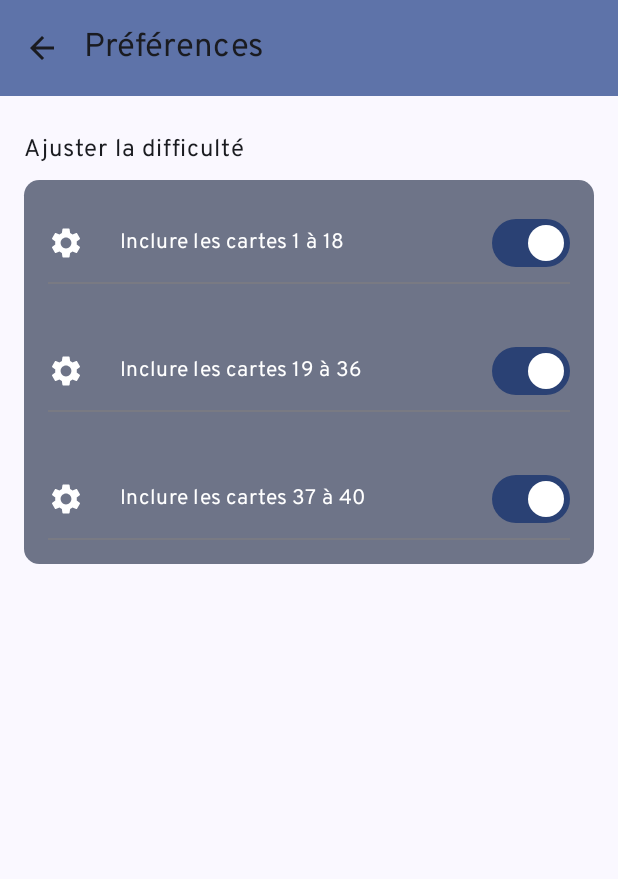
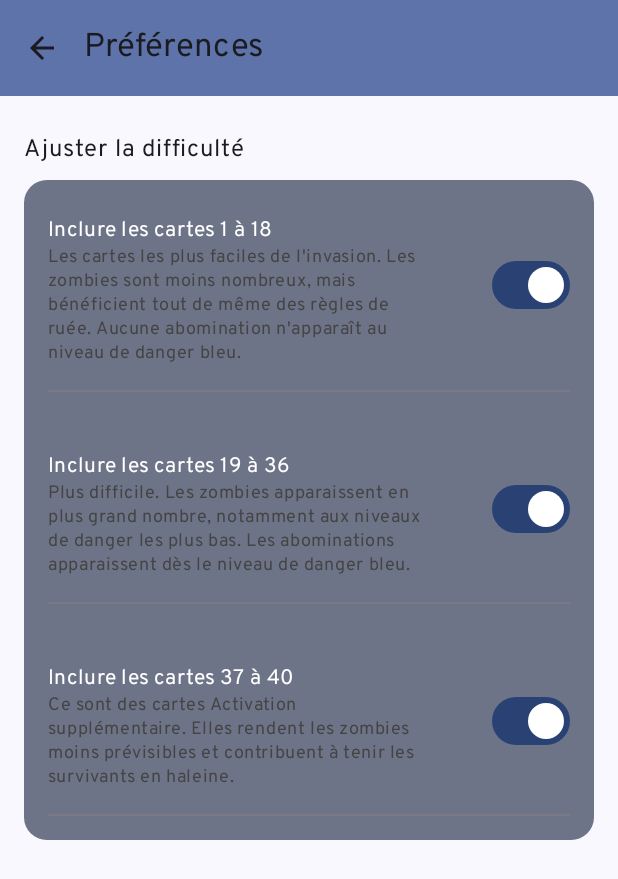
Before and after one commit to dapitch666/ZombieDeck, an Android app built with Jetpack Compose: the SettingsScreen screen opened through its navigation route, on a phone screen of 412 x 824 dp. Shown: the top 879 px of the screen. Run offline under Robolectric (Android 15) with nearby library versions, the phone set to English and light mode, and no system bars; our stand-ins replace Dagger/Hilt's generated code.

Commit message:
Adding summary to settings

```diff
--- a/app/src/main/java/org/anne/zombiedeck/settings/SettingsScreen.kt
+++ b/app/src/main/java/org/anne/zombiedeck/settings/SettingsScreen.kt
@@ -68,7 +68,7 @@ fun SettingsUIScreen(
             },
             navigationIcon = {
                 IconButton(onClick = backButtonOnClick ) {
-                    Icon(Icons.Filled.ArrowBack, contentDescription = null)
+                    Icon(Icons.Filled.ArrowBack, contentDescription = stringResource(id = R.string.back))
                 }
             },
             colors = TopAppBarDefaults.topAppBarColors(
@@ -86,9 +86,7 @@ fun SettingsUIScreen(
                 // the switch composable
                 SettingsSwitchComp(
                     name = R.string.cards_1_to_18,
-                    icon = R.drawable.baseline_settings_24,
-                    iconDesc = R.string.not_important,
-                    // value is collected from StateFlow - updates the UI on change
+                    summary = R.string.cards_1_to_18_summary,
                     state = cards1To18State
                 ) {
                     // call ViewModel to toggle the value
@@ -96,9 +94,7 @@ fun SettingsUIScreen(
                 }
                 SettingsSwitchComp(
                     name = R.string.cards_19_to_36,
-                    icon = R.drawable.baseline_settings_24,
-                    iconDesc = R.string.not_important,
-                    // value is collected from StateFlow - updates the UI on change
+                    summary = R.string.cards_19_to_36_summary,
                     state = cards19To36State
                 ) {
                     // call ViewModel to toggle the value
@@ -106,9 +102,7 @@ fun SettingsUIScreen(
                 }
                 SettingsSwitchComp(
                     name = R.string.cards_37_to_40,
-                    icon = R.drawable.baseline_settings_24,
-                    iconDesc = R.string.not_important,
-                    // value is collected from StateFlow - updates the UI on change
+                    summary = R.string.cards_37_to_40_summary,
                     state = cards37To40State
                 ) {
                     // call ViewModel to toggle the value
--- a/app/src/main/java/org/anne/zombiedeck/settings/components/SettingsSwitchComp.kt
+++ b/app/src/main/java/org/anne/zombiedeck/settings/components/SettingsSwitchComp.kt
@@ -18,19 +18,24 @@ import androidx.compose.material3.Switch
 import androidx.compose.material3.Text
 import androidx.compose.runtime.Composable
 import androidx.compose.runtime.State
+import androidx.compose.runtime.mutableStateOf
+import androidx.compose.runtime.remember
 import androidx.compose.ui.Alignment
 import androidx.compose.ui.Modifier
 import androidx.compose.ui.graphics.Color
 import androidx.compose.ui.res.painterResource
 import androidx.compose.ui.res.stringResource
 import androidx.compose.ui.text.style.TextAlign
+import androidx.compose.ui.tooling.preview.Preview
 import androidx.compose.ui.unit.dp
+import org.anne.zombiedeck.R
 
 @Composable
 fun SettingsSwitchComp(
-    @DrawableRes icon: Int,
-    @StringRes iconDesc: Int,
+    @DrawableRes icon: Int? = null,
+    @StringRes iconDesc: Int? = null,
     @StringRes name: Int,
+    @StringRes summary: Int? = null,
     state: State<Boolean>,
     onClick: () -> Unit
 ) {
@@ -46,19 +51,34 @@ fun SettingsSwitchComp(
                 verticalAlignment = Alignment.CenterVertically,
                 horizontalArrangement = Arrangement.SpaceBetween
             ) {
-                Row(verticalAlignment = Alignment.CenterVertically) {
+                Column () {
+                    Row(
+                        verticalAlignment = Alignment.CenterVertically,
+                    ) {
+                        if (icon != null && iconDesc != null) {
                             Icon(
                                 painterResource(id = icon),
                                 contentDescription = stringResource(id = iconDesc),
                                 modifier = Modifier.size(24.dp)
                             )
                             Spacer(modifier = Modifier.width(8.dp))
+                        }
                         Text(
                             text = stringResource(id = name),
-                        modifier = Modifier.padding(16.dp),
+                            modifier = Modifier.padding(top = 8.dp),
                             style = MaterialTheme.typography.bodyMedium,
                             textAlign = TextAlign.Start,
                         )
+                    }
+                    if (summary != null) {
+                        Text(
+                            text = stringResource(id = summary),
+                            modifier = Modifier
+                                .width(250.dp),
+                            style = MaterialTheme.typography.bodySmall,
+                            color = Color.DarkGray,
+                        )
+                    }
                 }
                 Spacer(modifier = Modifier.weight(1f))
                 Switch(
@@ -66,7 +86,36 @@ fun SettingsSwitchComp(
                     onCheckedChange = { onClick() }
                 )
             }
-            Divider()
+            Divider(
+                modifier = Modifier.padding(top = 16.dp)
+            )
         }
     }
 }
+
+@Preview
+@Composable
+fun SettingsSwitchCompWithIconPreview() {
+    SettingsSwitchComp(
+        icon = android.R.drawable.ic_menu_camera,
+        iconDesc = android.R.string.ok,
+        name = android.R.string.cancel,
+        state = remember {
+            mutableStateOf(true)
+        },
+        onClick = {}
+    )
+}
+
+@Preview
+@Composable
+fun SettingsSwitchCompPreview() {
+    SettingsSwitchComp(
+        name = R.string.cards_1_to_18,
+        summary = R.string.cards_1_to_18_summary,
+        state = remember {
+            mutableStateOf(true)
+        },
+        onClick = {}
+    )
+}
--- a/app/src/main/res/values/strings.xml
+++ b/app/src/main/res/values/strings.xml
@@ -39,5 +39,5 @@
     <string name="no_extra_activation">PAS d\'activation supplémentaire</string>
     <string name="not_important">Not important for accessibility</string>
     <string name="settings">Préférences</string>
-    <string name="title">Titre</string>
+    <string name="back">Retour</string>
 </resources>
```
Also changed, not shown: app/src/main/java/org/anne/zombiedeck/settings/components/SettingsClickableComp.kt (deleted, +0 -80 lines), app/src/main/java/org/anne/zombiedeck/settings/components/SettingsGroup.kt (line endings or trailing spaces). Lines whose indentation alone changed are shown as unchanged.
